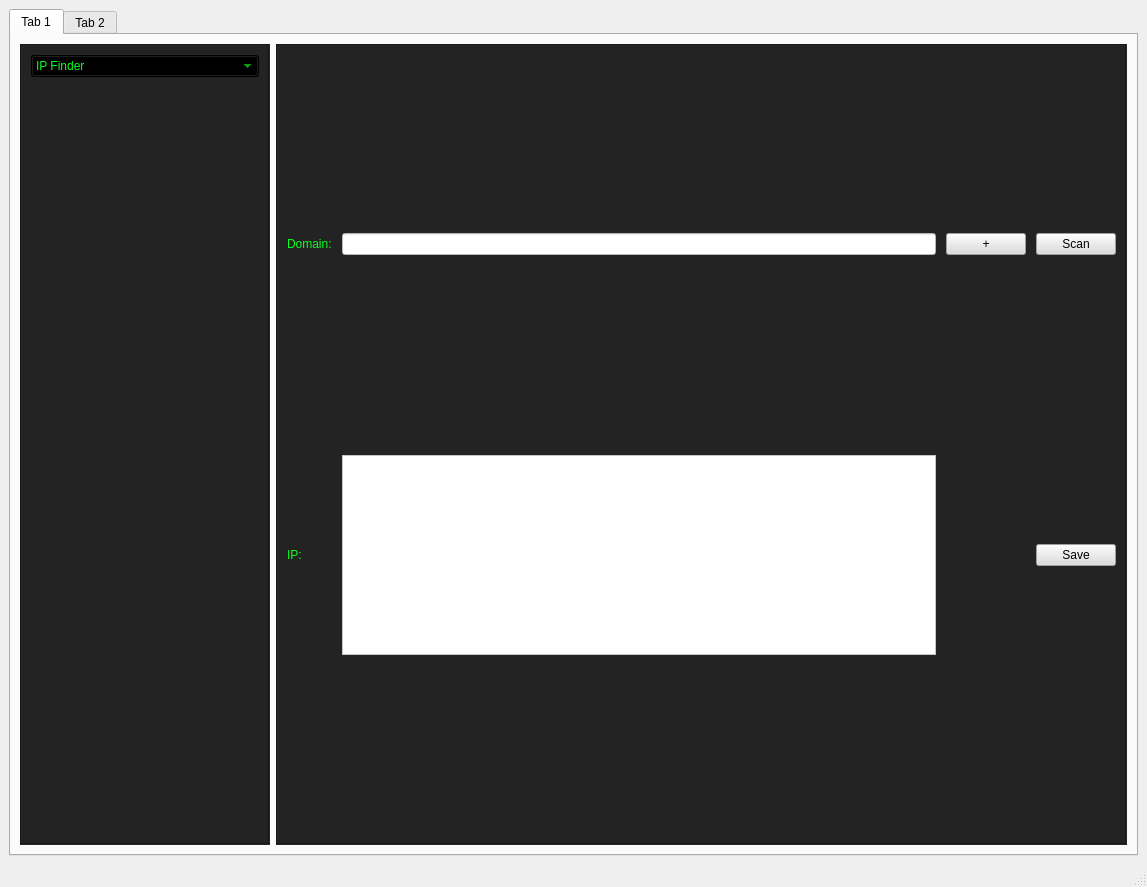
Before: the Qt Designer form Gui.ui in Plout0nas/PenetrationTestingToolkit, drawn with Qt 5.
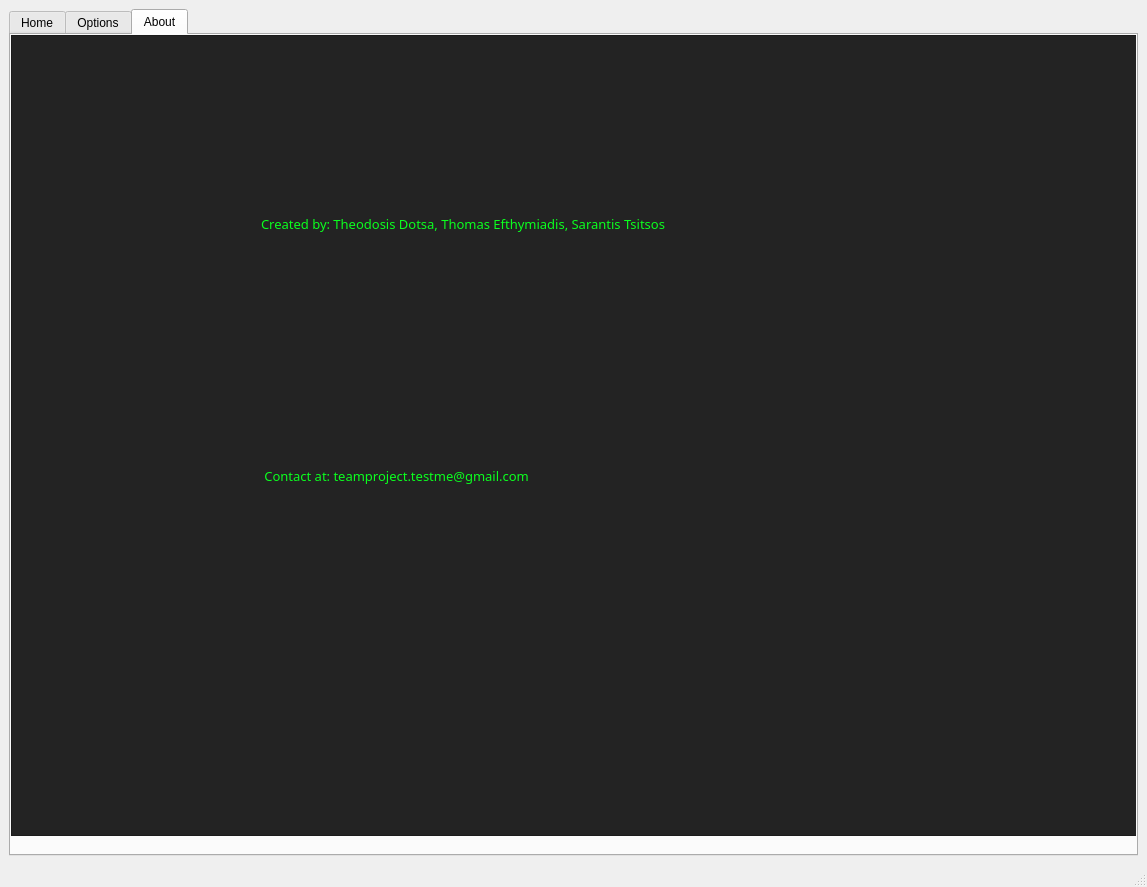
After: the same form once the commit is applied.

Commit message: Updated GUI (fonts and docks) v. 1.0.2

```diff
--- a/Gui.ui
+++ b/Gui.ui
@@ -16,10 +16,13 @@
   <widget class="QWidget" name="centralwidget">
    <layout class="QGridLayout" name="gridLayout">
     <item row="0" column="1" rowspan="2">
-     <widget class="QTabWidget" name="tabWidget">
+     <widget class="QTabWidget" name="tabwidget">
+      <property name="currentIndex">
+       <number>2</number>
+      </property>
       <widget class="QWidget" name="tab">
        <attribute name="title">
-        <string>Tab 1</string>
+        <string>Home</string>
        </attribute>
        <layout class="QGridLayout" name="gridLayout_4">
         <item row="1" column="0">
@@ -77,6 +80,12 @@
                  <height>5</height>
                 </size>
                </property>
+               <property name="font">
+                <font>
+                 <family>Rockwell Nova Light</family>
+                 <pointsize>10</pointsize>
+                </font>
+               </property>
                <property name="layoutDirection">
                 <enum>Qt::LeftToRight</enum>
                </property>
@@ -180,6 +189,12 @@
              </item>
              <item row="1" column="0">
               <widget class="QLabel" name="label_4">
+               <property name="font">
+                <font>
+                 <family>Rockwell Nova Light</family>
+                 <pointsize>10</pointsize>
+                </font>
+               </property>
                <property name="styleSheet">
                 <string notr="true">color:rgb(10, 255, 30);</string>
                </property>
@@ -240,6 +255,12 @@
              </item>
              <item row="0" column="0">
               <widget class="QLabel" name="label_3">
+               <property name="font">
+                <font>
+                 <family>Rockwell Nova Light</family>
+                 <pointsize>10</pointsize>
+                </font>
+               </property>
                <property name="styleSheet">
                 <string notr="true">color:rgb(10, 255, 30);</string>
                </property>
@@ -298,9 +319,73 @@
       </widget>
       <widget class="QWidget" name="tab_2">
        <attribute name="title">
-        <string>Tab 2</string>
+        <string>Options</string>
        </attribute>
       </widget>
+      <widget class="QWidget" name="tab_3">
+       <attribute name="title">
+        <string>About</string>
+       </attribute>
+       <widget class="QFrame" name="frame_3">
+        <property name="geometry">
+         <rect>
+          <x>0</x>
+          <y>0</y>
+          <width>1141</width>
+          <height>801</height>
+         </rect>
+        </property>
+        <property name="styleSheet">
+         <string notr="true">background-color:rgb(35,35,35);</string>
+        </property>
+        <property name="frameShape">
+         <enum>QFrame::StyledPanel</enum>
+        </property>
+        <property name="frameShadow">
+         <enum>QFrame::Raised</enum>
+        </property>
+        <widget class="QLabel" name="label_2">
+         <property name="geometry">
+          <rect>
+           <x>250</x>
+           <y>180</y>
+           <width>611</width>
+           <height>351</height>
+          </rect>
+         </property>
+         <property name="font">
+          <font>
+           <family>Rockwell Nova Light</family>
+           <pointsize>10</pointsize>
+          </font>
+         </property>
+         <property name="styleSheet">
+          <string notr="true">color:rgb(10, 255, 30);
+border-color: rgb(94, 255, 7);</string>
+         </property>
+         <property name="text">
+          <string>Created by: Theodosis Dotsa, Thomas Efthymiadis, Sarantis Tsitsos  
+
+
+
+
+
+
+
+
+
+
+
+
+
+ Contact at: teamproject.testme@gmail.com</string>
+         </property>
+         <property name="alignment">
+          <set>Qt::AlignLeading|Qt::AlignLeft|Qt::AlignTop</set>
+         </property>
+        </widget>
+       </widget>
+      </widget>
      </widget>
     </item>
    </layout>
```
Left out of the diff: 2 changed lines with no effect on the pictures.
